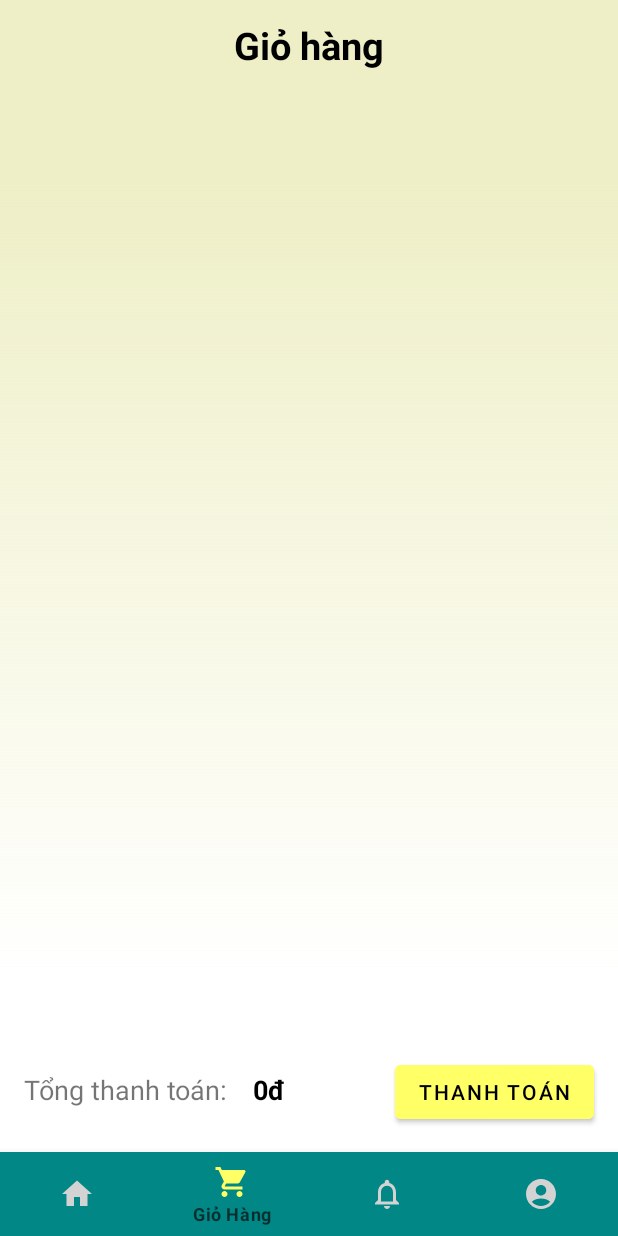
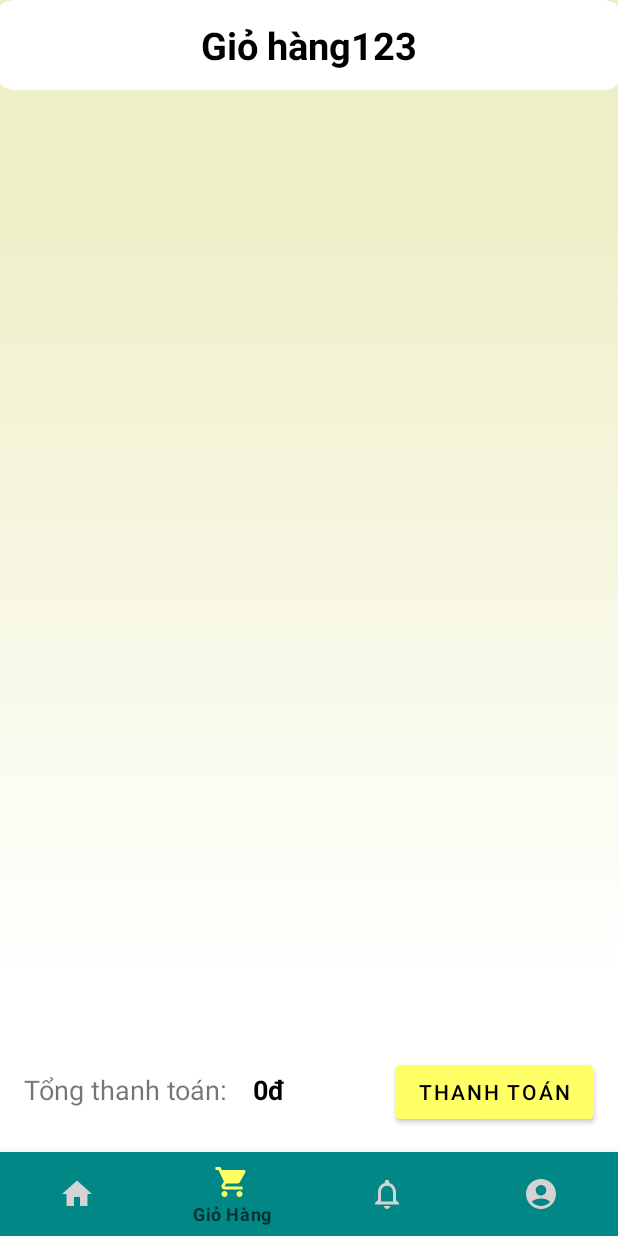
Before and after one commit to VanDuc11/foodly, an Android app: the screen it shows after launch (MainActivity), item 2 of the bottom bar chosen, on a phone screen of 412 x 824 dp. Run offline under Robolectric (Android 15) with nearby library versions, the light colour scheme and no system bars; 1 statement that could not run was skipped.

Commit message:
git init giohang11

```diff
--- a/app/src/main/res/layout/fragment_gio_hang_.xml
+++ b/app/src/main/res/layout/fragment_gio_hang_.xml
@@ -11,8 +11,11 @@
         android:id="@+id/linearLayout"
         android:layout_width="match_parent"
         android:layout_height="60dp"
+        android:background="@drawable/rectangle_2"
         android:gravity="center"
         android:orientation="vertical"
+        app:layout_constraintEnd_toEndOf="parent"
+
         app:layout_constraintStart_toStartOf="parent"
         app:layout_constraintTop_toTopOf="parent">
 
@@ -20,10 +23,10 @@
             android:layout_width="wrap_content"
             android:layout_height="wrap_content"
             android:layout_gravity="center"
-            android:text="Giỏ hàng"
+            android:text="Giỏ hàng123"
             android:textColor="@color/black"
             android:textSize="25dp"
-            android:textStyle="bold"/>
+            android:textStyle="bold" />
     </LinearLayout>
 
     <androidx.recyclerview.widget.RecyclerView
```
